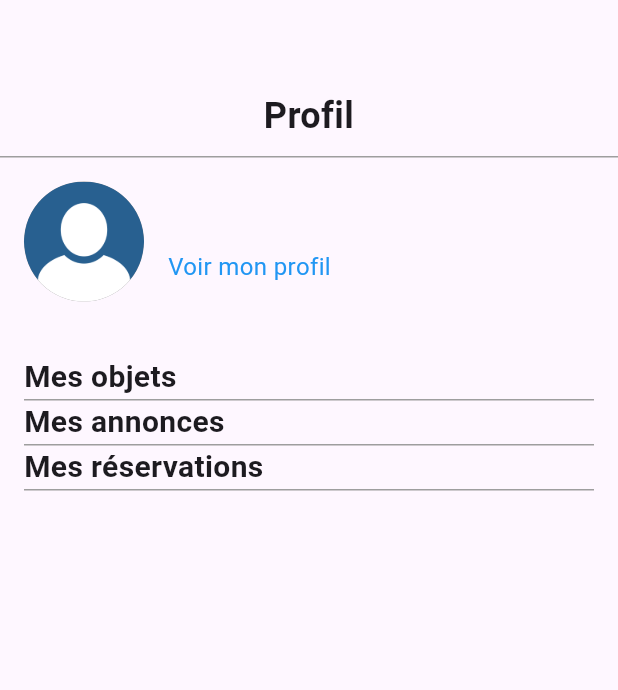
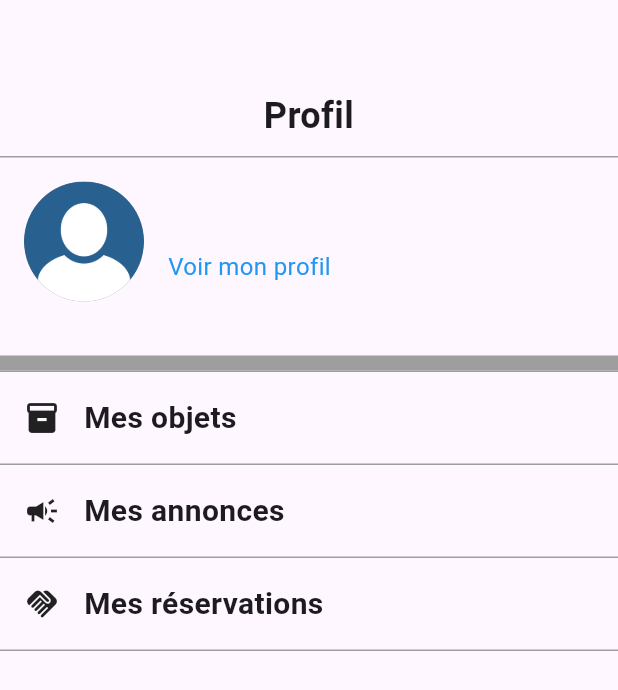
Before and after one commit to Baptched/SAE-Mobile, a Flutter app: the ProfilPage screen opened directly, on a phone screen of 412 x 824 dp. Shown: the top 690 px of the screen. Run offline on Flutter 3.47's test engine with Material 3 defaults, Android fonts, the phone set to English and light mode, and no system bars; our stand-ins replace shared_preferences, sqflite, supabase; accounts and stored records are empty.

Commit message:
feat(): style page profil et page produit debut

```diff
--- a/sae/lib/UI/profil.dart
+++ b/sae/lib/UI/profil.dart
@@ -1,10 +1,10 @@
 import 'package:flutter/material.dart';
+import 'package:sae/UI/produits.dart';
 import 'package:sae/models/utilisateur.dart';
 import 'package:sae/database/supabase/utilisateurDB.dart';
 import 'package:shared_preferences/shared_preferences.dart';
 
 class ProfilPage extends StatelessWidget {
-
   Future<void> _chargerInformationsUtilisateur() async {
     final pseudo = await SharedPreferences.getInstance().then((prefs) {
       return prefs.getString('pseudoUtilConnecte');
@@ -24,8 +24,6 @@ class ProfilPage extends StatelessWidget {
     }
   }
 
-
-
   late String _pseudo = '';
   late String _lienImageProfil = 'default_user_image.png';
   late Utilisateur _utilisateur = Utilisateur(
@@ -43,7 +41,6 @@ class ProfilPage extends StatelessWidget {
 
   @override
   Widget build(BuildContext context) {
-
     return Scaffold(
       body: Column(
         crossAxisAlignment: CrossAxisAlignment.stretch,
@@ -61,7 +58,11 @@ class ProfilPage extends StatelessWidget {
             height: 1,
             color: Colors.grey,
           ),
-          Container(
+          InkWell(
+            onTap: () {
+              // Ajoutez votre action ici
+            },
+            child: Container(
               padding: EdgeInsets.all(16.0),
               child: Row(
                 children: [
@@ -72,23 +73,21 @@ class ProfilPage extends StatelessWidget {
                       shape: BoxShape.circle,
                       color: Colors.grey, // Couleur de fond par défaut
                       image: DecorationImage(
-                      image: AssetImage(
-                          'assets/user_img/default_user_image.png'),
+                        image: AssetImage('assets/user_img/default_user_image.png'),
                         // Remplacez par le chemin de l'image de profil de l'utilisateur
                         fit: BoxFit.cover,
                       ),
                     ),
                   ),
-                SizedBox(width: 16), // Espacement entre l'image et le texte
+                  SizedBox(width: 16),
                   Column(
                     crossAxisAlignment: CrossAxisAlignment.start,
                     children: [
                       Text(
                         _utilisateur.pseudo, // Remplacez par le pseudo de l'utilisateur
-                      style: TextStyle(
-                          fontSize: 18, fontWeight: FontWeight.bold),
+                        style: TextStyle(fontSize: 18, fontWeight: FontWeight.bold),
                       ),
-                    SizedBox(height: 8), // Espacement entre le pseudo et le label
+                      SizedBox(height: 8),
                       Text(
                         'Voir mon profil',
                         style: TextStyle(fontSize: 16, color: Colors.blue),
@@ -98,15 +97,78 @@ class ProfilPage extends StatelessWidget {
                 ],
               ),
             ),
-          SizedBox(height: 20), // Espacement après le rectangle de profil
-          Padding(
-            padding: const EdgeInsets.symmetric(horizontal: 16.0),
-            child: Column(
-              crossAxisAlignment: CrossAxisAlignment.stretch,
+          ),
+          SizedBox(height: 20),
+          Container(
+            color: Colors.grey,
+            height: 10,
+          ),
+          Divider(
+            height: 1,
+            color: Colors.grey,
+          ),
+          InkWell(
+            onTap: () {
+              Navigator.push(context,
+                  MaterialPageRoute(builder: (context) => WidgetProduits()));
+            },
+            child: Padding(
+              padding: const EdgeInsets.all(16.0),
+              child: Row(
                 children: [
+                  Icon(Icons.inventory),
+                  SizedBox(width: 16),
                   Text(
                     'Mes objets',
                     style: TextStyle(fontSize: 20, fontWeight: FontWeight.bold),
+                  ),
+                ],
+              ),
+            ),
+          ),
+          Divider(
+            height: 1,
+            color: Colors.grey,
+          ),
+          InkWell(
+            onTap: () {
+              // Ajoutez votre action ici
+            },
+            child: Padding(
+              padding: const EdgeInsets.all(16.0),
+              child: Row(
+                children: [
+                  Icon(Icons.campaign),
+                  SizedBox(width: 16),
+                  Text(
+                    'Mes annonces',
+                    style: TextStyle(fontSize: 20, fontWeight: FontWeight.bold),
+                  ),
+                ],
+              ),
+            ),
+          ),
+          Divider(
+            height: 1,
+            color: Colors.grey,
+          ),
+          InkWell(
+            onTap: () {
+              // Ajoutez votre action ici
+            },
+            child: Padding(
+              padding: const EdgeInsets.all(16.0),
+              child: Row(
+                children: [
+                  Icon(Icons.handshake),
+                  SizedBox(width: 16),
+                  Text(
+                    'Mes réservations',
+                    style: TextStyle(fontSize: 20, fontWeight: FontWeight.bold),
+                  ),
+                ],
+              ),
+            ),
           ),
           Divider(
             height: 1,
@@ -114,41 +176,6 @@ class ProfilPage extends StatelessWidget {
           ),
         ],
       ),
-          ),
-          Padding(
-            padding: const EdgeInsets.symmetric(horizontal: 16.0),
-            child: Column(
-              crossAxisAlignment: CrossAxisAlignment.stretch,
-              children: [
-                Text(
-                  'Mes annonces',
-                  style: TextStyle(fontSize: 20, fontWeight: FontWeight.bold),
-                ),
-                Divider(
-                  height: 1,
-                  color: Colors.grey,
-                ),
-              ],
-            ),
-          ),
-          Padding(
-            padding: const EdgeInsets.symmetric(horizontal: 16.0),
-            child: Column(
-              crossAxisAlignment: CrossAxisAlignment.stretch,
-              children: [
-                Text(
-                  'Mes réservations',
-                  style: TextStyle(fontSize: 20, fontWeight: FontWeight.bold),
-                ),
-                Divider(
-                  height: 1,
-                  color: Colors.grey,
-                ),
-              ],
-            ),
-          ),
-        ],
-      ),
     );
   }
 }
```
Also changed, not shown: sae/lib/UI/produits.dart (+16 -8 lines), sae/lib/database/sqflite/db_models/ProduitDB.dart (+63 -1 lines), sae/lib/models/Produit.dart (deleted, +0 -35 lines), sae/lib/models/produit.dart (added, +17 -0 lines). Lines whose indentation alone changed are shown as unchanged.
